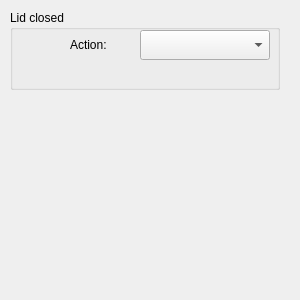
Before: the Qt Designer form config/lidsettings.ui in lxqt/lxqt-powermanagement, drawn with Qt 5.
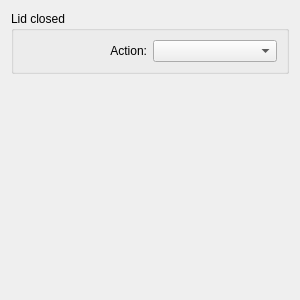
After: the same form once the commit is applied.

Commit message:
Use flexible layouts
Static positioning looks bad when resizing and with different sized fonts

What changed in the file:
```diff
--- a/config/lidsettings.ui
+++ b/config/lidsettings.ui
@@ -13,42 +13,43 @@
   <property name="windowTitle">
    <string>Dialog</string>
   </property>
+  <layout class="QVBoxLayout" name="verticalLayout">
+   <item>
   <widget class="QGroupBox" name="groupBox_2">
-   <property name="geometry">
-    <rect>
-     <x>10</x>
-     <y>10</y>
-     <width>270</width>
-     <height>80</height>
-    </rect>
-   </property>
    <property name="title">
     <string>Lid closed</string>
    </property>
-   <widget class="QComboBox" name="actionComboBox">
-    <property name="geometry">
-     <rect>
-      <x>130</x>
-      <y>20</y>
-      <width>130</width>
-      <height>30</height>
-     </rect>
-    </property>
-   </widget>
+     <layout class="QGridLayout" name="gridLayout">
+      <item row="0" column="0">
    <widget class="QLabel" name="actionLabel">
-    <property name="geometry">
-     <rect>
-      <x>60</x>
-      <y>20</y>
-      <width>60</width>
-      <height>30</height>
-     </rect>
-    </property>
     <property name="text">
      <string>Action:</string>
     </property>
-   </widget>
-  </widget>
+        <property name="alignment">
+         <set>Qt::AlignRight|Qt::AlignTrailing|Qt::AlignVCenter</set>
+        </property>
+       </widget>
+      </item>
+      <item row="0" column="1">
+       <widget class="QComboBox" name="actionComboBox"/>
+      </item>
+     </layout>
+    </widget>
+   </item>
+   <item>
+    <spacer name="verticalSpacer">
+     <property name="orientation">
+      <enum>Qt::Vertical</enum>
+     </property>
+     <property name="sizeHint" stdset="0">
+      <size>
+       <width>20</width>
+       <height>40</height>
+      </size>
+     </property>
+    </spacer>
+   </item>
+  </layout>
  </widget>
  <resources/>
  <connections/>
```
Lines whose indentation alone changed are shown as unchanged. The commit also changes 2 other files.
